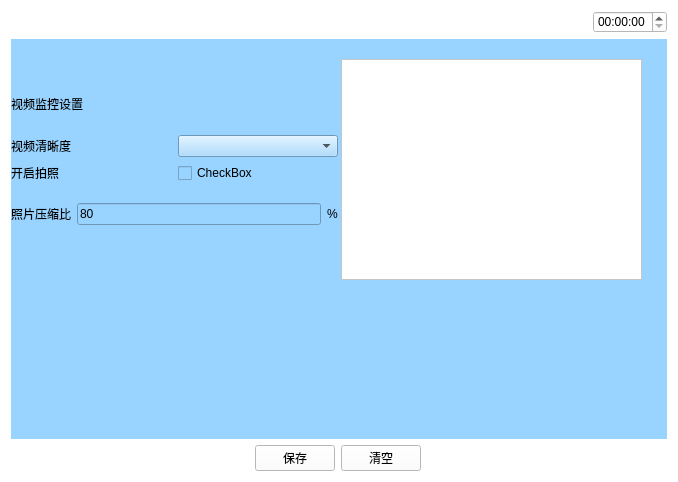
The window that WeighSensor/shipinshezhi.ui (xsw258x2s5w8/WeightSensor) describes before a commit, drawn with Qt 5.
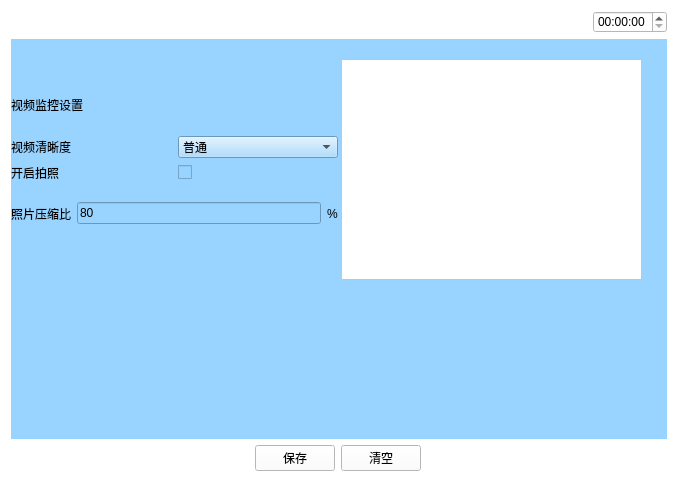
The same window after the commit. Icons and pictures are not drawn.

```diff
--- a/WeighSensor/shipinshezhi.ui
+++ b/WeighSensor/shipinshezhi.ui
@@ -153,7 +153,23 @@
           </widget>
          </item>
          <item>
-          <widget class="QComboBox" name="comboBox"/>
+          <widget class="QComboBox" name="comVideoshar">
+           <item>
+            <property name="text">
+             <string>普通</string>
+            </property>
+           </item>
+           <item>
+            <property name="text">
+             <string>流畅</string>
+            </property>
+           </item>
+           <item>
+            <property name="text">
+             <string>标清</string>
+            </property>
+           </item>
+          </widget>
          </item>
         </layout>
        </item>
@@ -169,7 +185,7 @@
          <item>
           <widget class="QCheckBox" name="checkBox_5">
            <property name="text">
-            <string>CheckBox</string>
+            <string/>
            </property>
           </widget>
          </item>
```
Left out of the diff: 8 changed lines with no effect on the pictures.
